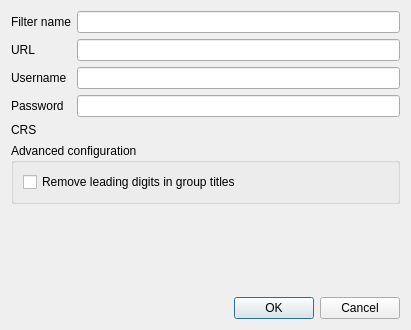
Above: geomapfish_locator/ui/config.ui from opengisch/qgis_geomapfish_locator before the change. Below: the same form after it.
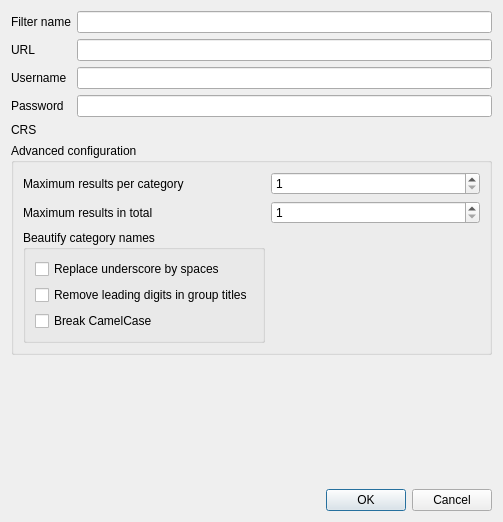
That is the form after the change. Custom widgets are drawn as their Qt base class.

What changed in the file:
```diff
--- a/geomapfish_locator/ui/config.ui
+++ b/geomapfish_locator/ui/config.ui
@@ -6,8 +6,8 @@
    <rect>
     <x>0</x>
     <y>0</y>
-    <width>411</width>
-    <height>330</height>
+    <width>503</width>
+    <height>522</height>
    </rect>
   </property>
   <property name="windowTitle">
@@ -97,13 +97,64 @@
       <string>Advanced configuration</string>
      </property>
      <layout class="QGridLayout" name="gridLayout_2">
+      <item row="0" column="1">
+       <widget class="QSpinBox" name="category_limit">
+        <property name="minimum">
+         <number>1</number>
+        </property>
+       </widget>
+      </item>
+      <item row="1" column="0">
+       <widget class="QLabel" name="label_7">
+        <property name="text">
+         <string>Maximum results in total</string>
+        </property>
+       </widget>
+      </item>
+      <item row="1" column="1">
+       <widget class="QSpinBox" name="total_limit">
+        <property name="minimum">
+         <number>1</number>
+        </property>
+       </widget>
+      </item>
       <item row="0" column="0">
-       <widget class="QCheckBox" name="remove_leading_digits">
+       <widget class="QLabel" name="label_6">
         <property name="text">
-         <string>Remove leading digits in group titles</string>
+         <string>Maximum results per category</string>
         </property>
        </widget>
       </item>
+      <item row="2" column="0">
+       <widget class="QgsCollapsibleGroupBox" name="mGroupBox_2">
+        <property name="title">
+         <string>Beautify category names</string>
+        </property>
+        <layout class="QGridLayout" name="gridLayout_3">
+         <item row="1" column="0">
+          <widget class="QCheckBox" name="remove_leading_digits">
+           <property name="text">
+            <string>Remove leading digits in group titles</string>
+           </property>
+          </widget>
+         </item>
+         <item row="0" column="0">
+          <widget class="QCheckBox" name="replace_underscore">
+           <property name="text">
+            <string>Replace underscore by spaces</string>
+           </property>
+          </widget>
+         </item>
+         <item row="2" column="0">
+          <widget class="QCheckBox" name="break_camelcase">
+           <property name="text">
+            <string>Break CamelCase</string>
+           </property>
+          </widget>
+         </item>
+        </layout>
+       </widget>
+      </item>
      </layout>
     </widget>
    </item>
```
